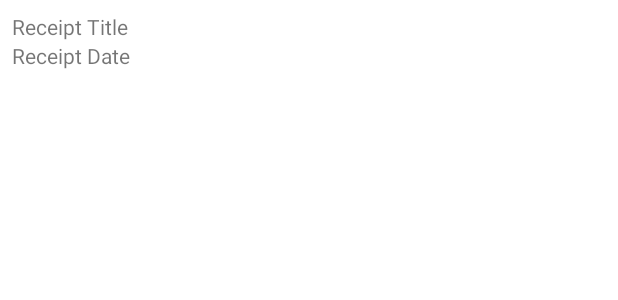
After one commit to phlreich/GroceryApp, an Android app: the layout list_item_receipt.xml on its own in the app's theme, with its tools: preview values and no code run, on a phone screen of 412 x 824 dp. The commit adds this screen. Shown: the top 300 px of the screen. Run offline under Robolectric (Android 15) with nearby library versions, the light colour scheme and no system bars.

Commit message:
implemented receipt list mockup

```diff
--- a/app/src/main/java/com/example/grocery/data/Receipt.kt
+++ b/app/src/main/java/com/example/grocery/data/Receipt.kt
@@ -1,3 +1,7 @@
 package com.example.grocery.data
 
-data class Receipt (val receiptID: Int)
+import java.util.*
+
+data class Receipt (val id: UUID = UUID.randomUUID(),
+                    var date: Date = Date(),
+                    var title: String = "")
--- a/app/src/main/java/com/example/grocery/data/ShoppingList.kt
+++ b/app/src/main/java/com/example/grocery/data/ShoppingList.kt
@@ -1,3 +1,6 @@
 package com.example.grocery.data
 
-data class ShoppingList (val shoppingListID: Int)
+import java.util.*
+
+data class ShoppingList (val id: UUID = UUID.randomUUID(),
+                         var date: Date = Date())
--- /dev/null
+++ b/app/src/main/res/layout/list_item_receipt.xml
@@ -0,0 +1,16 @@
+<?xml version="1.0" encoding="utf-8"?>
+<LinearLayout xmlns:android="http://schemas.android.com/apk/res/android"
+    android:orientation="vertical" android:layout_width="match_parent"
+    android:layout_height="wrap_content"
+    android:padding="8dp">
+    <TextView
+        android:id="@+id/receipt_title"
+        android:layout_width="match_parent"
+        android:layout_height="wrap_content"
+        android:text="Receipt Title"/>
+    <TextView
+        android:id="@+id/receipt_date"
+        android:layout_width="match_parent"
+        android:layout_height="wrap_content"
+        android:text="Receipt Date"/>
+</LinearLayout>
```
Also changed, not shown: app/build.gradle (+5 -3 lines), app/src/main/AndroidManifest.xml (+3 -5 lines), app/src/main/java/com/example/grocery/MainActivity.kt (+15 -0 lines), app/src/main/java/com/example/grocery/ReceiptAdapter.kt (added, +43 -0 lines), app/src/main/java/com/example/grocery/ReceiptListActivity.kt (added, +62 -0 lines), app/src/main/java/com/example/grocery/ReceiptListViewModel.kt (added, +17 -0 lines), app/src/main/res/layout/activity_main.xml (+5 -5 lines), app/src/main/res/layout/activity_receipt_list.xml (added, +12 -0 lines), app/src/main/res/drawable/ic_launcher_foreground.xml (renamed from app/src/main/res/drawable-v24/ic_launcher_foreground.xml), 1 other file.
